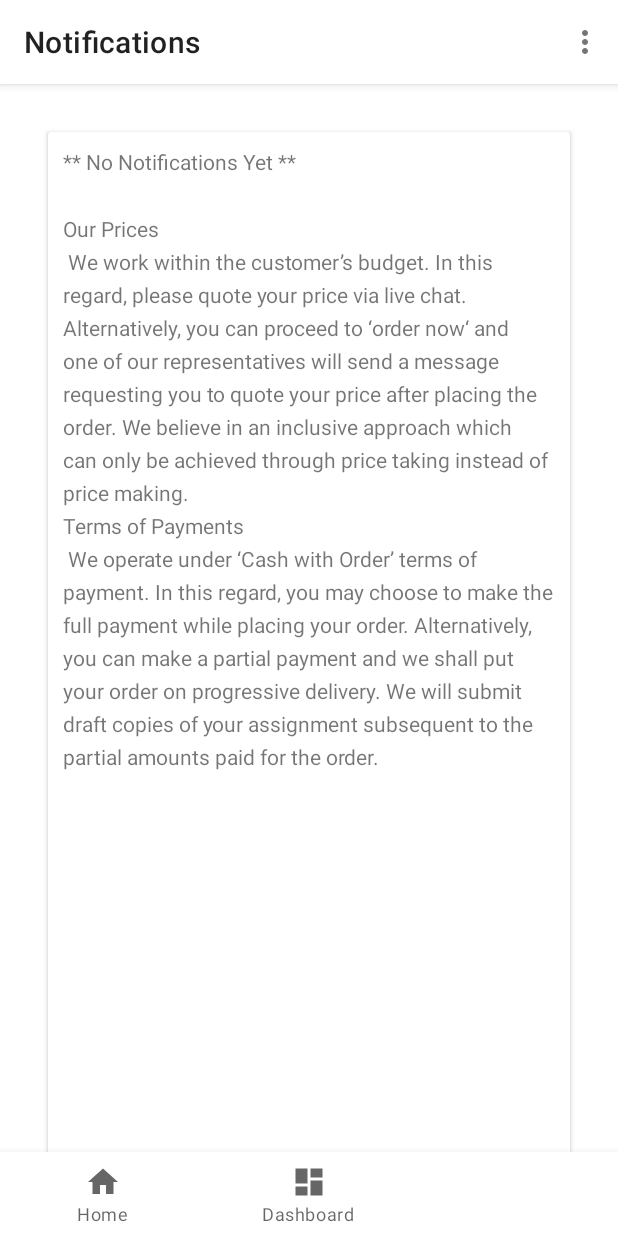
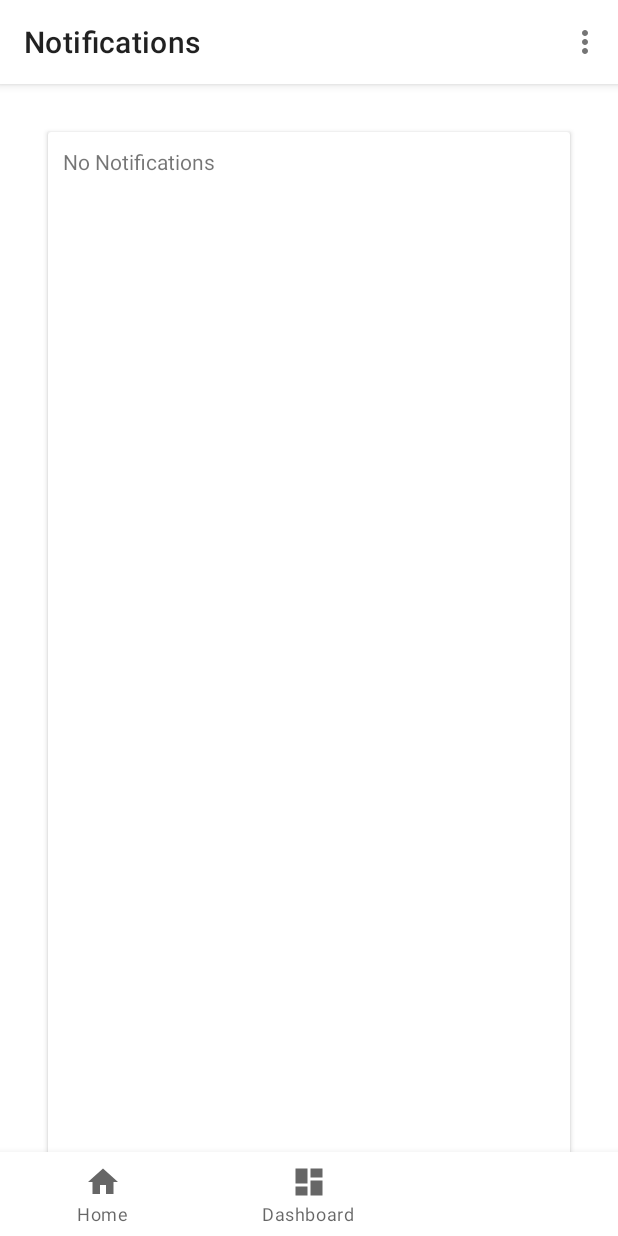
Before and after one commit to nightcrawler-/writers-planx, an Android app: the NotificationsFragment screen opened through its navigation route, on a phone screen of 412 x 824 dp. Run offline under Robolectric (Android 15) with nearby library versions, the phone set to English and light mode, and no system bars; our stand-ins replace Dagger/Hilt's generated code, navigation-ui; Roboto replaces fonts that are not available here.

Commit message:
change placeholder text

```diff
--- a/app/src/main/res/values/strings.xml
+++ b/app/src/main/res/values/strings.xml
@@ -7,12 +7,7 @@
     <string name="next">Next</string>
     <string name="previous">Previous</string>
 
-    <string name="place_holder"> ** No Notifications Yet ** \n\nOur Prices\n
-We work within the customer’s budget. In this regard, please quote your price via live chat. Alternatively, you can proceed to ‘order now‘ and one of our representatives will send a message requesting you to quote your price after placing the order.  We believe in an inclusive approach which can only be achieved through price taking instead of price making.
-
-\nTerms of Payments\n
-
-We operate under ‘Cash with Order’ terms of payment. In this regard, you may choose to make the full payment while placing your order. Alternatively, you can make a partial payment and we shall put your order on progressive delivery. We will submit draft copies of your assignment subsequent to the partial amounts paid for the order.</string>
+    <string name="place_holder">No Notifications</string>
     <string name="title_activity_main">MainActivity</string>
     <string name="title_home">Home</string>
     <string name="title_dashboard">Dashboard</string>
```
Also changed, not shown: app/src/main/res/navigation/nav_graph.xml (deleted, +0 -14 lines).
